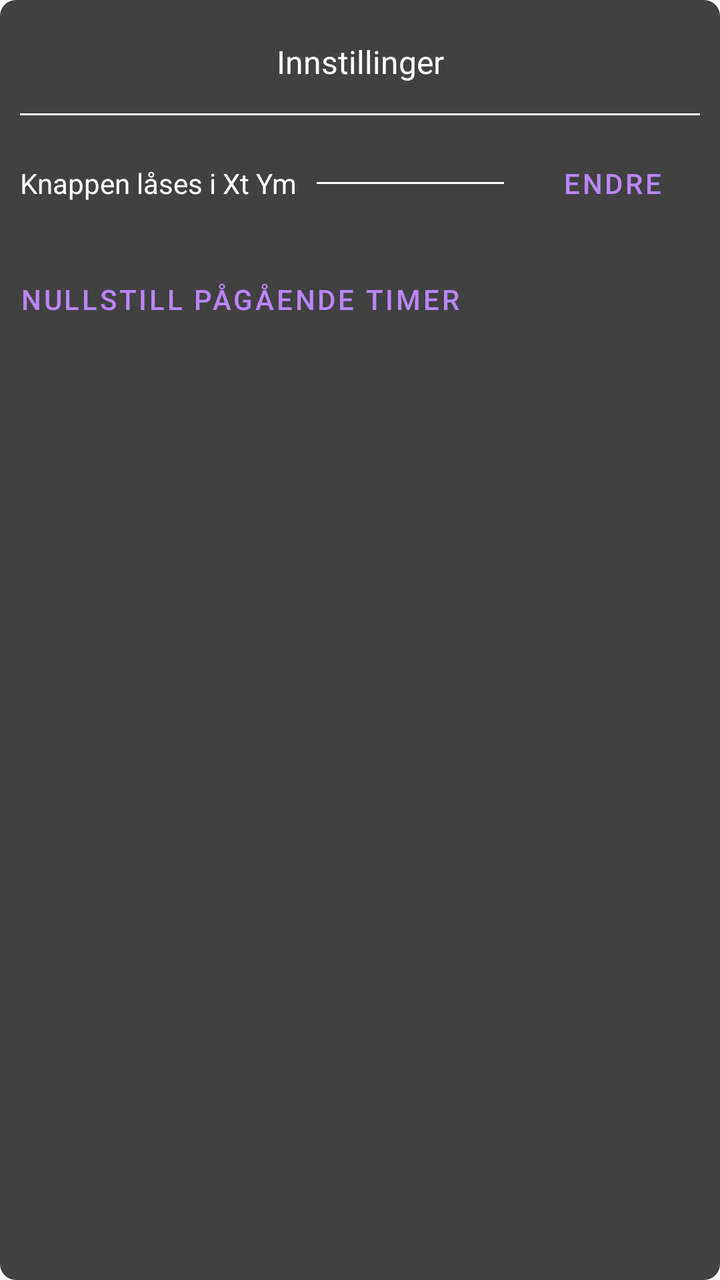
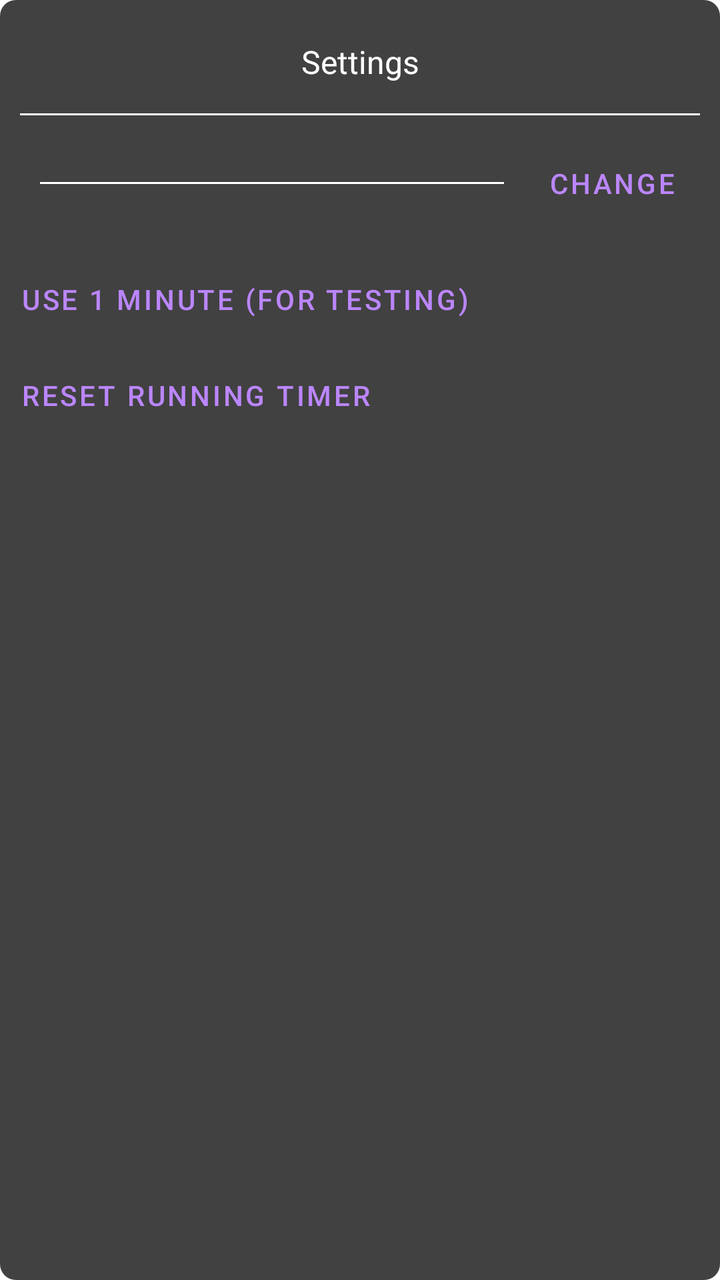

Screens rendered from an Android XML layout before and after an edit, with the pre-edit source and the edit as a unified diff.
<!-- AndroidManifest.xml: activity theme Theme.Knappen.Dialog -->
<!-- res/layout/activity_settings.xml -->
<?xml version="1.0" encoding="utf-8"?>
<LinearLayout xmlns:android="http://schemas.android.com/apk/res/android"
    android:layout_width="match_parent"
    android:layout_height="match_parent"
    xmlns:app="http://schemas.android.com/apk/res-auto"
    android:orientation="vertical"
    android:paddingTop="20dp"
    android:paddingBottom="20dp"
    android:paddingStart="10dp"
    android:paddingEnd="10dp"
    >

    <TextView
        android:id="@+id/settings_header"
        android:layout_width="match_parent"
        android:layout_height="wrap_content"
        android:gravity="top|center"
        android:text="Innstillinger"
        android:layout_marginBottom="5dp"
        android:textSize="16sp"
        />

    <View style="@style/VerticalDivider" />

    <LinearLayout
        android:layout_width="match_parent"
        android:layout_height="wrap_content"
        android:layout_gravity="center_horizontal"
        android:layout_marginBottom="10dp"
        android:orientation="horizontal">

        <TextView
            android:id="@+id/settings_currentTimerDuration"
            android:layout_width="wrap_content"
            android:layout_height="match_parent"
            android:gravity="center"
            android:textSize="14sp"
            android:text="Knappen låses i Xt Ym" />

        <View style="@style/InlineDivider" />

        <Button
            android:id="@+id/settings_setTimerDuration"
            android:layout_width="wrap_content"
            android:layout_height="wrap_content"
            android:layout_gravity="end"
            android:text="Endre"
            android:textColor="#BB86FC"
            android:textSize="14sp"
            android:padding="0dp"
            style="@style/Widget.MaterialComponents.Button.TextButton" />
    </LinearLayout>

    <Button
        android:id="@+id/settings_resetTimer"
        android:layout_width="wrap_content"
        android:layout_height="wrap_content"
        android:text="Nullstill pågående timer"
        android:textColor="#BB86FC"
        android:textSize="14sp"
        android:padding="0dp"
        style="@style/Widget.MaterialComponents.Button.TextButton" />

</LinearLayout>
<!-- resources referenced by this layout -->
<resources>
  <style name="InlineDivider">
          <item name="android:layout_width">0dp</item>
          <item name="android:layout_weight">1</item>
          <item name="android:layout_height">1dp</item>
          <item name="android:background">#FFFFFF</item>
          <item name="android:layout_marginStart">10dp</item>
          <item name="android:layout_marginEnd">10dp</item>
          <item name="android:layout_gravity">center_vertical</item></style>
  <style name="VerticalDivider">
          <item name="android:layout_width">match_parent</item>
          <item name="android:layout_height">1dp</item>
          <item name="android:background">#FFFFFF</item>
          <item name="android:layout_marginTop">10dp</item>
          <item name="android:layout_marginBottom">10dp</item>
  
      </style>
  <style name="Theme.Knappen.Dialog" parent="Theme.MaterialComponents.Dialog">
          <item name="android:windowBackground">@drawable/dialog_background</item>
          <item name="android:textColor">#FFFFFFFF</item>       
          <item name="colorOnSurface">#FFFFFFFF</item>         
          <item name="colorPrimary">#BB86FC</item>             
          <item name="android:windowIsFloating">true</item>
          <item name="android:windowNoTitle">true</item>
          <item name="android:backgroundDimEnabled">true</item>
          <item name="android:windowContentOverlay">@null</item>
          <item name="android:windowMinWidthMajor">80%</item>
          <item name="android:windowMinWidthMinor">80%</item>
      </style>
  <!-- drawable dialog_background (drawable) -->
  <?xml version="1.0" encoding="utf-8"?>
  <shape xmlns:android="http://schemas.android.com/apk/res/android"
      android:shape="rectangle">
      <solid android:color="#414141" />  
      <corners android:radius="8dp" />
  </shape>
</resources>

<!-- the commit's change to res/layout/activity_settings.xml (unified diff, before → after) -->
@@ -15,7 +15,7 @@
         android:layout_width="match_parent"
         android:layout_height="wrap_content"
         android:gravity="top|center"
-        android:text="Innstillinger"
+        android:text="@string/settings_title"
         android:layout_marginBottom="5dp"
         android:textSize="16sp"
         />
@@ -34,8 +34,7 @@
             android:layout_width="wrap_content"
             android:layout_height="match_parent"
             android:gravity="center"
-            android:textSize="14sp"
-            android:text="Knappen låses i Xt Ym" />
+            android:textSize="14sp" />
 
         <View style="@style/InlineDivider" />
 
@@ -44,7 +43,7 @@
             android:layout_width="wrap_content"
             android:layout_height="wrap_content"
             android:layout_gravity="end"
-            android:text="Endre"
+            android:text="@string/settings_change"
             android:textColor="#BB86FC"
             android:textSize="14sp"
             android:padding="0dp"
@@ -52,10 +51,20 @@
     </LinearLayout>
 
     <Button
+        android:id="@+id/settings_testDuration"
+        android:layout_width="wrap_content"
+        android:layout_height="wrap_content"
+        android:text="@string/settings_test_duration"
+        android:textColor="#BB86FC"
+        android:textSize="14sp"
+        android:padding="0dp"
+        style="@style/Widget.MaterialComponents.Button.TextButton" />
+
+    <Button
         android:id="@+id/settings_resetTimer"
         android:layout_width="wrap_content"
         android:layout_height="wrap_content"
-        android:text="Nullstill pågående timer"
+        android:text="@string/settings_reset"
         android:textColor="#BB86FC"
         android:textSize="14sp"
         android:padding="0dp"
<!-- resource entries referenced after the edit -->
@@ -1,5 +1,9 @@
 <!-- resources referenced by this layout -->
 <resources>
+  <string name="settings_change">Change</string>
+  <string name="settings_reset">Reset running timer</string>
+  <string name="settings_test_duration">Use 1 minute (for testing)</string>
+  <string name="settings_title">Settings</string>
   <style name="InlineDivider">
           <item name="android:layout_width">0dp</item>
           <item name="android:layout_weight">1</item>
